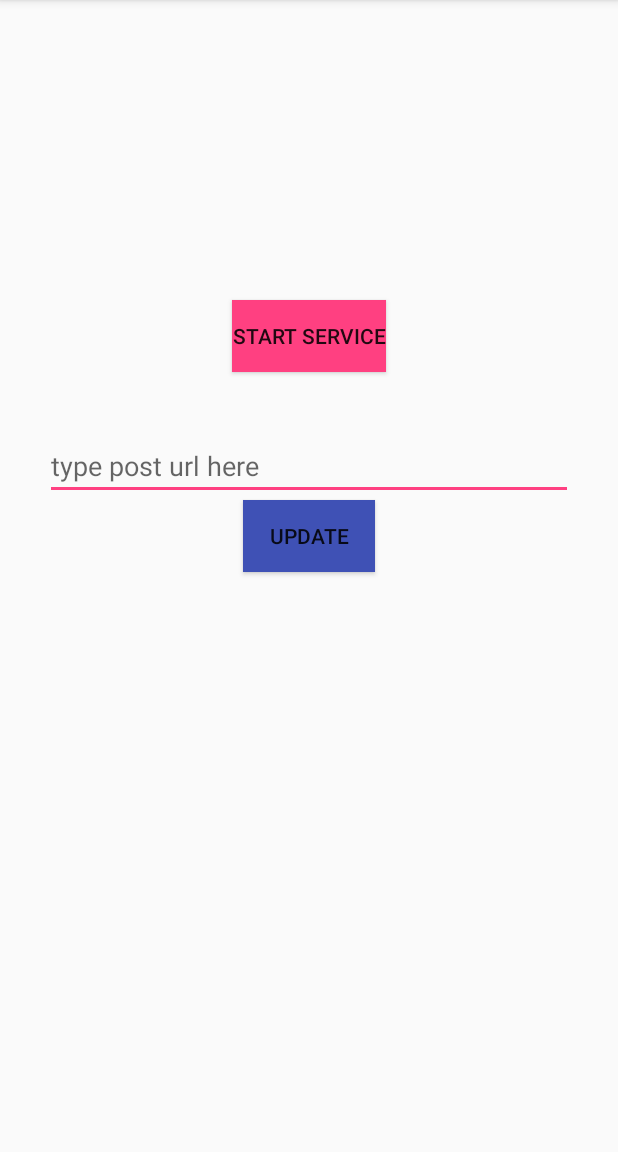
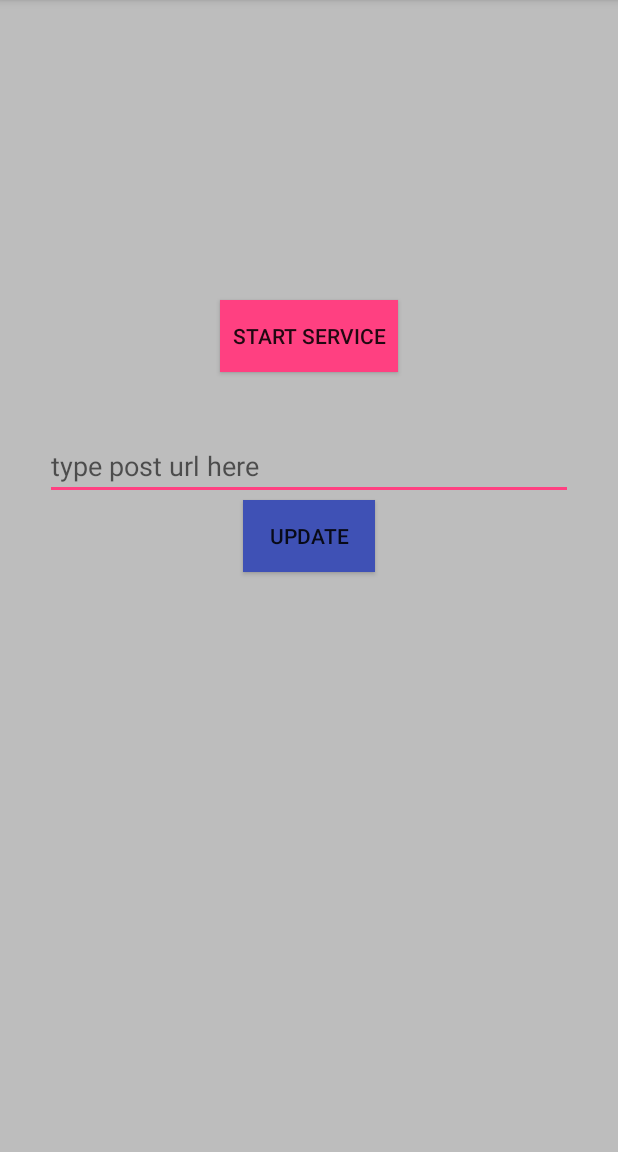
Before and after one commit to santiago91ams/calllog, an Android app: the screen it shows after launch (MainActivity), on a phone screen of 412 x 824 dp, the part 84-1236 px from its top. Run offline under Robolectric (Android 15) with nearby library versions, the phone set to English and light mode, and no system bars.

```diff
--- /dev/null
+++ b/Calllog/app/src/main/res/drawable/button_effect.xml
@@ -0,0 +1,8 @@
+<?xml version="1.0" encoding="utf-8"?>
+<selector xmlns:android="http://schemas.android.com/apk/res/android">
+
+
+    <item android:drawable="@color/colorPrimaryDark" android:state_pressed="true"></item>
+    <item android:drawable="@color/colorAccent"></item>
+
+</selector>
--- a/Calllog/app/src/main/res/layout/activity_main.xml
+++ b/Calllog/app/src/main/res/layout/activity_main.xml
@@ -5,6 +5,7 @@
     android:layout_width="match_parent"
     android:layout_height="match_parent"
     android:orientation="vertical"
+    android:background="#bdbdbd"
     tools:context="com.service.calllog.ui.MainActivity">
 
     <Button
@@ -13,7 +14,9 @@
         android:layout_height="wrap_content"
         android:layout_marginTop="200dp"
         android:layout_gravity="center"
-        android:background="@color/colorAccent"
+        android:paddingLeft="8dp"
+        android:paddingRight="8dp"
+        android:background="@drawable/button_effect"
         android:text="Button"/>
 
 
```
Also changed, not shown: Calllog/app/src/main/java/com/service/calllog/core/CallLogService.java (+24 -1 lines), Calllog/app/src/main/java/com/service/calllog/ui/MainActivity.java (+8 -5 lines), 1 other file.
